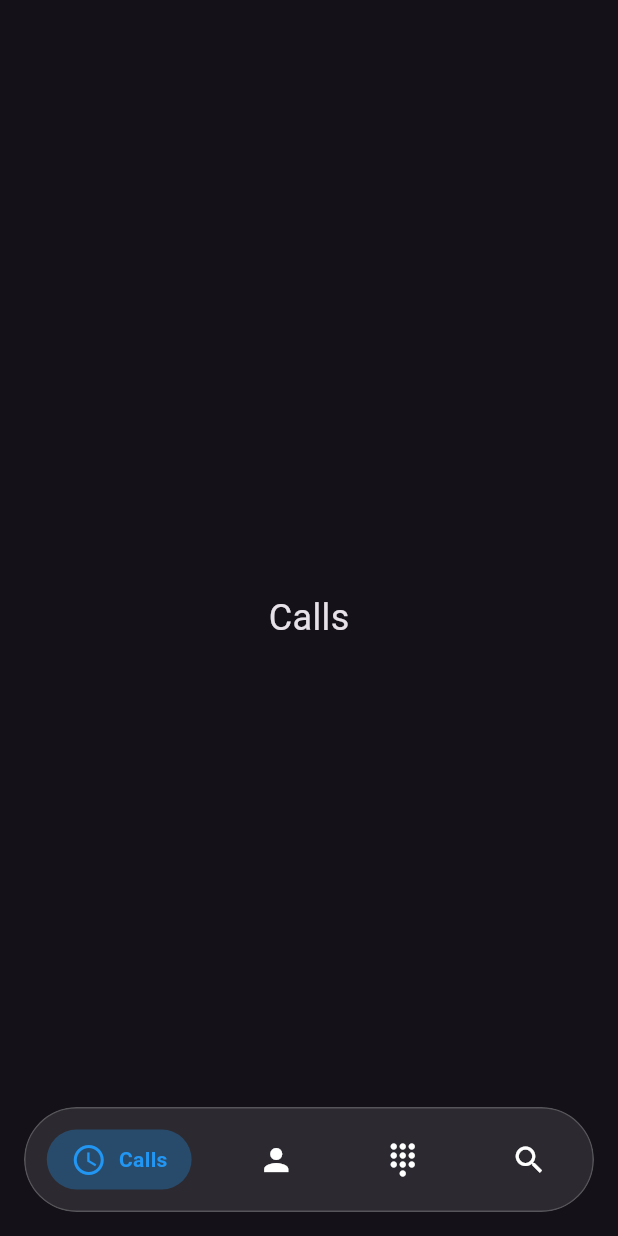
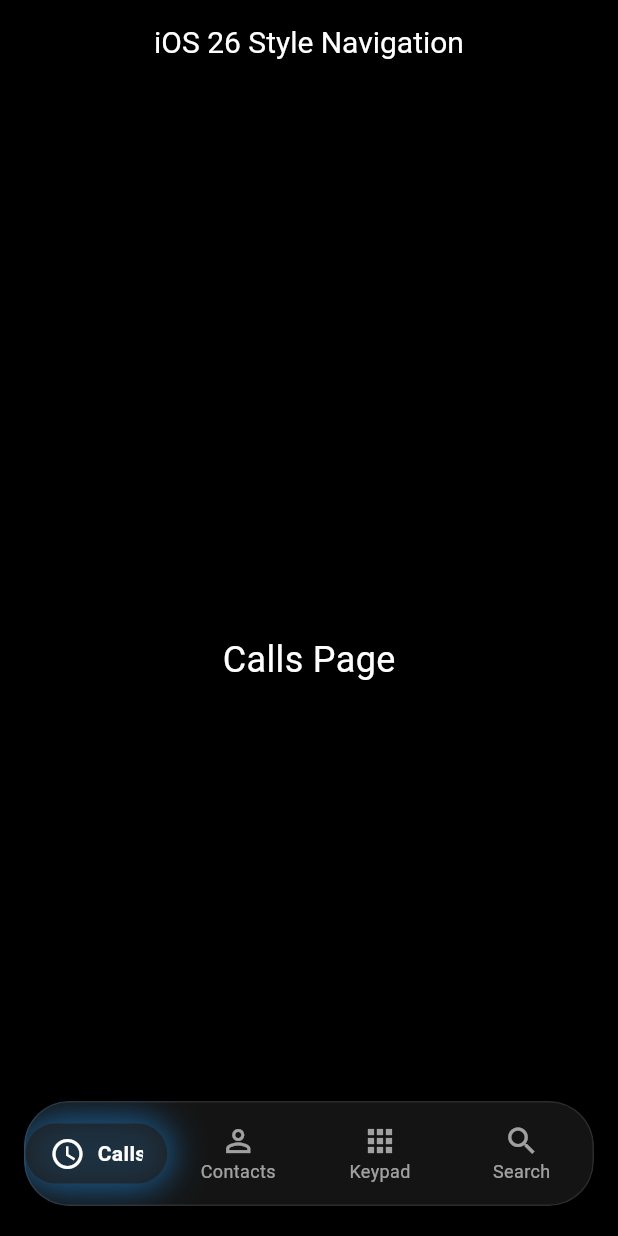
Before and after one commit to thawdezin/plutter, a Flutter app: the screen it shows after launch, on a phone screen of 412 x 824 dp. Run offline on Flutter 3.47's test engine with Material 3 defaults, Android fonts, the light colour scheme and no system bars.

Commit message:
- ဟ! ဟေ့ကောင်ရ Geminiက ပိုကြမ်းတယ်ဟ

```diff
--- a/lib/main.dart
+++ b/lib/main.dart
@@ -1,4 +1,5 @@
-import 'dart:ui';
+import 'dart:ui'; // Required for ImageFilter and BackdropFilter
+
 import 'package:flutter/material.dart';
 
 void main() {
@@ -6,119 +7,201 @@ void main() {
 }
 
 class MyApp extends StatelessWidget {
-  const MyApp({Key? key}) : super(key: key);
+  const MyApp({super.key});
 
   @override
   Widget build(BuildContext context) {
     return MaterialApp(
-      title: 'Glass Bottom Nav',
-      debugShowCheckedModeBanner: false,
-      theme: ThemeData(
-        brightness: Brightness.dark,
-        primarySwatch: Colors.blue,
+      title: 'iOS 26 Style Glassmorphism Navigation',
+      theme: ThemeData.dark().copyWith(
+        // Set scaffold background to black for a dark UI theme to better show transparency
+        scaffoldBackgroundColor: Colors.black,
+        // Customize AppBar theme for a clean, transparent look
+        appBarTheme: const AppBarTheme(
+          backgroundColor: Colors.transparent,
+          elevation: 0, // No shadow for the app bar
+          centerTitle: true, // Center the app bar title
+          titleTextStyle: TextStyle(color: Colors.white, fontSize: 20),
         ),
-      home: const HomePage(),
+      ),
+      home: const HomeScreen(),
     );
   }
 }
 
-class HomePage extends StatefulWidget {
-  const HomePage({Key? key}) : super(key: key);
+class HomeScreen extends StatefulWidget {
+  const HomeScreen({super.key});
 
   @override
-  State<HomePage> createState() => _HomePageState();
+  State<HomeScreen> createState() => _HomeScreenState();
 }
 
-class _HomePageState extends State<HomePage> {
-  int _currentIndex = 0;
+class _HomeScreenState extends State<HomeScreen> {
+  // State variable to keep track of the currently selected navigation item
+  int _selectedIndex = 0;
 
-  final List<Widget> _pages = [
-    Center(child: Text('Calls', style: TextStyle(fontSize: 24))),
-    Center(child: Text('Contacts', style: TextStyle(fontSize: 24))),
-    Center(child: Text('Keypad', style: TextStyle(fontSize: 24))),
-    Center(child: Text('Search', style: TextStyle(fontSize: 24))),
+  // List of placeholder pages to display in the body of the Scaffold
+  final List<Widget> _pages = <Widget>[
+    const Center(child: Text('Calls Page', style: TextStyle(fontSize: 24, color: Colors.white))),
+    const Center(child: Text('Contacts Page', style: TextStyle(fontSize: 24, color: Colors.white))),
+    const Center(child: Text('Keypad Page', style: TextStyle(fontSize: 24, color: Colors.white))),
+    const Center(child: Text('Search Page', style: TextStyle(fontSize: 24, color: Colors.white))),
   ];
+
+  // Callback function to update the selected index when a navigation item is tapped
+  void _onItemTapped(int index) {
+    setState(() {
+      _selectedIndex = index;
+    });
+  }
 
   @override
   Widget build(BuildContext context) {
     return Scaffold(
-      extendBody: true, // for transparent bottom bar
-      body: _pages[_currentIndex],
-      bottomNavigationBar: Padding(
-        padding: const EdgeInsets.all(16.0),
+      // extendBody property is crucial for glassmorphism effect.
+      // It allows the body content to extend underneath the bottom navigation bar,
+      // providing the necessary background for the BackdropFilter to blur.
+      extendBody: true,
+      appBar: AppBar(
+        title: const Text('iOS 26 Style Navigation'),
+      ),
+      // Display the selected page in the body
+      body: _pages[_selectedIndex],
+      // Custom glassmorphic bottom navigation bar
+      bottomNavigationBar: GlassmorphicBottomNavBar(
+        selectedIndex: _selectedIndex,
+        onItemTapped: _onItemTapped,
+      ),
+    );
+  }
+}
+
+class GlassmorphicBottomNavBar extends StatelessWidget {
+  final int selectedIndex;
+  final Function(int) onItemTapped;
+
+  const GlassmorphicBottomNavBar({
+    super.key,
+    required this.selectedIndex,
+    required this.onItemTapped,
+  });
+
+  @override
+  Widget build(BuildContext context) {
+    return Padding(
+      // Add padding to the navigation bar, pulling it away from the screen edges
+      padding: const EdgeInsets.symmetric(horizontal: 16.0, vertical: 20.0),
       child: ClipRRect(
-          borderRadius: BorderRadius.circular(50),
+        borderRadius: BorderRadius.circular(30.0), // Apply rounded corners to the entire bar
         child: BackdropFilter(
-            filter: ImageFilter.blur(sigmaX: 20, sigmaY: 20),
+          // Apply a significant blur to the background of the entire navigation bar
+          filter: ImageFilter.blur(sigmaX: 15, sigmaY: 15),
           child: Container(
-              height: 70,
+            height: 70, // Fixed height for the navigation bar
             decoration: BoxDecoration(
-                color: Colors.white.withOpacity(0.1),
-                borderRadius: BorderRadius.circular(50),
-                border: Border.all(
-                  color: Colors.white.withOpacity(0.2),
-                  width: 1,
+              // Translucent background color for the bar
+              color: Colors.white.withOpacity(0.08),
+              borderRadius: BorderRadius.circular(30.0),
+              // Subtle border to give it a more defined glass edge
+              border: Border.all(color: Colors.white.withOpacity(0.1)),
+            ),
+            child: Row(
+              mainAxisAlignment: MainAxisAlignment.spaceAround, // Distribute items evenly
+              children: [
+                // Build individual navigation items
+                _buildNavItem(Icons.watch_later_outlined, 'Calls', 0),
+                _buildNavItem(Icons.person_outline, 'Contacts', 1),
+                _buildNavItem(Icons.apps_outlined, 'Keypad', 2), // Changed icon for better representation
+                _buildNavItem(Icons.search, 'Search', 3),
+              ],
             ),
           ),
+        ),
+      ),
+    );
+  }
+
+  // Helper method to build each individual navigation item
+  Widget _buildNavItem(IconData icon, String label, int index) {
+    final bool isSelected = index == selectedIndex;
+    return Expanded(
+      // Allows each item to take equal available horizontal space
+      child: GestureDetector(
+        onTap: () => onItemTapped(index), // Handle tap to change selected index
+        child: Column(
+          // Centering the item content within its expanded space
+          mainAxisAlignment: MainAxisAlignment.center,
+          children: [
+            AnimatedContainer(
+              duration: const Duration(milliseconds: 300), // Smooth animation duration
+              curve: Curves.easeInOut, // Animation curve for a natural feel
+              // Adjust padding based on selection to make the pill larger when active
+              padding: EdgeInsets.symmetric(
+                horizontal: isSelected ? 16.0 : 8.0,
+                vertical: 8.0,
+              ),
+              decoration: BoxDecoration(
+                // Background color for the pill, more opaque when selected
+                color: isSelected
+                    ? const Color(0xFF1E1E1E).withOpacity(0.7) // Darker, translucent when selected
+                    : Colors.transparent, // Transparent when not selected
+                borderRadius: BorderRadius.circular(25.0), // Rounded corners for the pill
+                boxShadow: isSelected
+                    ? [
+                  // Blue glow effect when selected
+                  BoxShadow(
+                    color: Colors.blue.withOpacity(0.6),
+                    blurRadius: 20, // Stronger blur for a more prominent glow
+                    spreadRadius: 3,
+                    offset: const Offset(0, 0),
+                  ),
+                ]
+                    : [], // No shadow when not selected
+              ),
+              child: isSelected
+                  ? ClipRRect(
+                borderRadius: BorderRadius.circular(25.0),
+                child: BackdropFilter(
+                  // Apply an inner blur to the selected item itself, creating the frosted glass look
+                  filter: ImageFilter.blur(sigmaX: 5, sigmaY: 5),
                   child: Row(
-                mainAxisAlignment: MainAxisAlignment.spaceAround,
-                children: List.generate(4, (index) {
-                  IconData icon;
-                  String label;
-                  switch (index) {
-                    case 0:
-                      icon = Icons.access_time;
-                      label = 'Calls';
-                      break;
-                    case 1:
-                      icon = Icons.person;
-                      label = 'Contacts';
-                      break;
-                    case 2:
-                      icon = Icons.dialpad;
-                      label = 'Keypad';
-                      break;
-                    default:
-                      icon = Icons.search;
-                      label = 'Search';
-                  }
-                  final isSelected = index == _currentIndex;
-                  return GestureDetector(
-                    onTap: () => setState(() => _currentIndex = index),
-                    child: AnimatedContainer(
-                      duration: Duration(milliseconds: 250),
-                      padding: EdgeInsets.symmetric(horizontal: 16, vertical: 8),
-                      decoration: isSelected
-                          ? BoxDecoration(
-                        color: Colors.blue.withOpacity(0.3),
-                        borderRadius: BorderRadius.circular(30),
+                    // Icon and text arranged side-by-side when selected
+                    mainAxisAlignment: MainAxisAlignment.center,
+                    mainAxisSize: MainAxisSize.min, // Make the Row take minimum horizontal space
+                    children: [
+                      Icon(icon, color: Colors.white, size: 24), // White icon
+                      const SizedBox(width: 8), // Space between icon and text
+                      Text(
+                        label,
+                        style: const TextStyle(
+                          color: Colors.white, // White text
+                          fontSize: 14, // Slightly larger font for selected text
+                          fontWeight: FontWeight.bold, // Bold text
+                        ),
+                      ),
+                    ],
+                  ),
+                ),
               )
-                          : BoxDecoration(),
-                      child: Row(
+                  : Column(
+                // Icon and text stacked vertically when not selected
+                mainAxisAlignment: MainAxisAlignment.center,
+                mainAxisSize: MainAxisSize.min, // Make the Column take minimum vertical space
                 children: [
-                          Icon(icon,
-                              color: isSelected ? Colors.blue : Colors.white),
-                          if (isSelected)
-                            Padding(
-                              padding: const EdgeInsets.only(left: 8.0),
-                              child: Text(
+                  Icon(icon, color: Colors.white.withOpacity(0.6), size: 24), // Subdued icon
+                  Text(
                     label,
                     style: TextStyle(
-                                  color: Colors.blue,
-                                  fontWeight: FontWeight.bold,
+                      color: Colors.white.withOpacity(0.6), // Subdued text
+                      fontSize: 12,
                     ),
+                  ),
+                ],
               ),
             ),
           ],
         ),
       ),
     );
-                }),
-              ),
-            ),
-          ),
-        ),
-      ),
-    );
   }
 }
```
Lines whose indentation alone changed are shown as unchanged.
